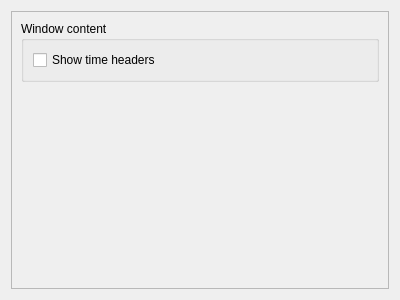
KDE/kronometer, file src/widgets/guisettings.ui: the form before one commit.
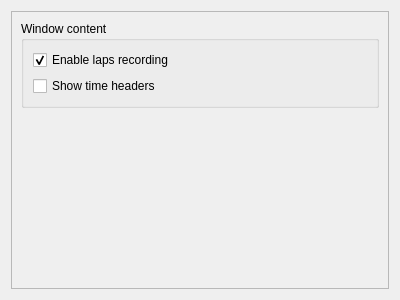
The form after the commit.

Commit message: Introducing option to disable the laps recording feature

The edit to the form file:
```diff
--- a/src/widgets/guisettings.ui
+++ b/src/widgets/guisettings.ui
@@ -21,8 +21,8 @@
        <rect>
         <x>0</x>
         <y>0</y>
-        <width>386</width>
-        <height>286</height>
+        <width>380</width>
+        <height>280</height>
        </rect>
       </property>
       <layout class="QVBoxLayout" name="verticalLayout">
@@ -32,6 +32,19 @@
           <string>Window content</string>
          </property>
          <layout class="QVBoxLayout" name="verticalLayout_2">
+          <item>
+           <widget class="QCheckBox" name="kcfg_isLapsRecordingEnabled">
+            <property name="toolTip">
+             <string>Whether to enable the laps recording feature</string>
+            </property>
+            <property name="text">
+             <string>Enable laps recording</string>
+            </property>
+            <property name="checked">
+             <bool>true</bool>
+            </property>
+           </widget>
+          </item>
           <item>
            <widget class="QCheckBox" name="kcfg_showTimeHeaders">
             <property name="toolTip">
```
The commit also changes 1 other file.
